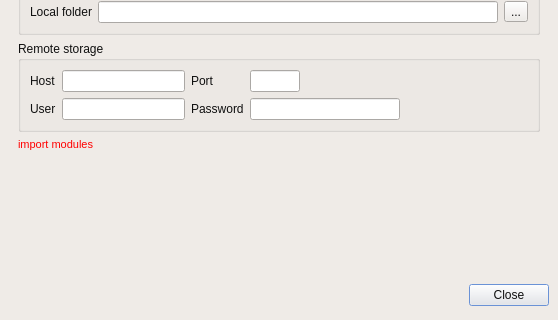
Old version of the form src/ui_icepapcms/qt_designer_files/dialogpreferences.ui in the repository ALBA-Synchrotron/IcepapCMS; both pictures show x 0 to 558 and y 148 to 468 of the 558 by 468 pixel window.
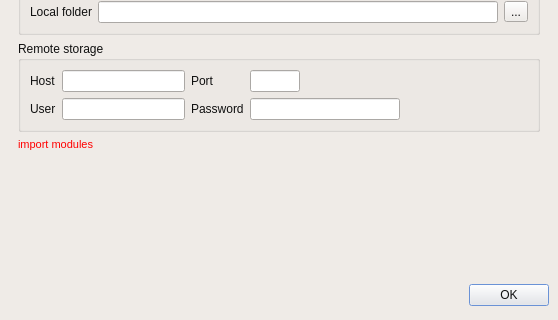
New version of the form. Icons and pictures are not drawn.

Patch:
```diff
--- a/src/ui_icepapcms/qt_designer_files/dialogpreferences.ui
+++ b/src/ui_icepapcms/qt_designer_files/dialogpreferences.ui
@@ -1098,7 +1098,7 @@
      <item>
       <widget class="QPushButton" name="closeButton" >
        <property name="text" >
-        <string>Close</string>
+        <string>OK</string>
        </property>
        <property name="icon" >
         <iconset resource="icepapcms.qrc" >:/icons/IcepapCfg Icons/close.png</iconset>
```
